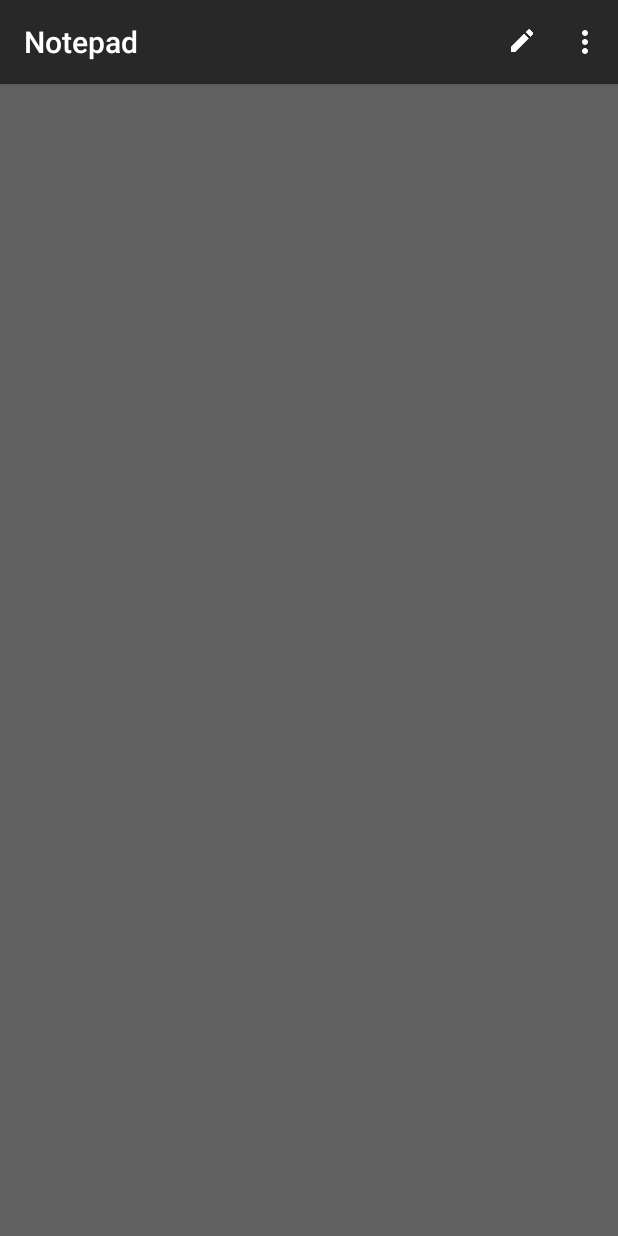
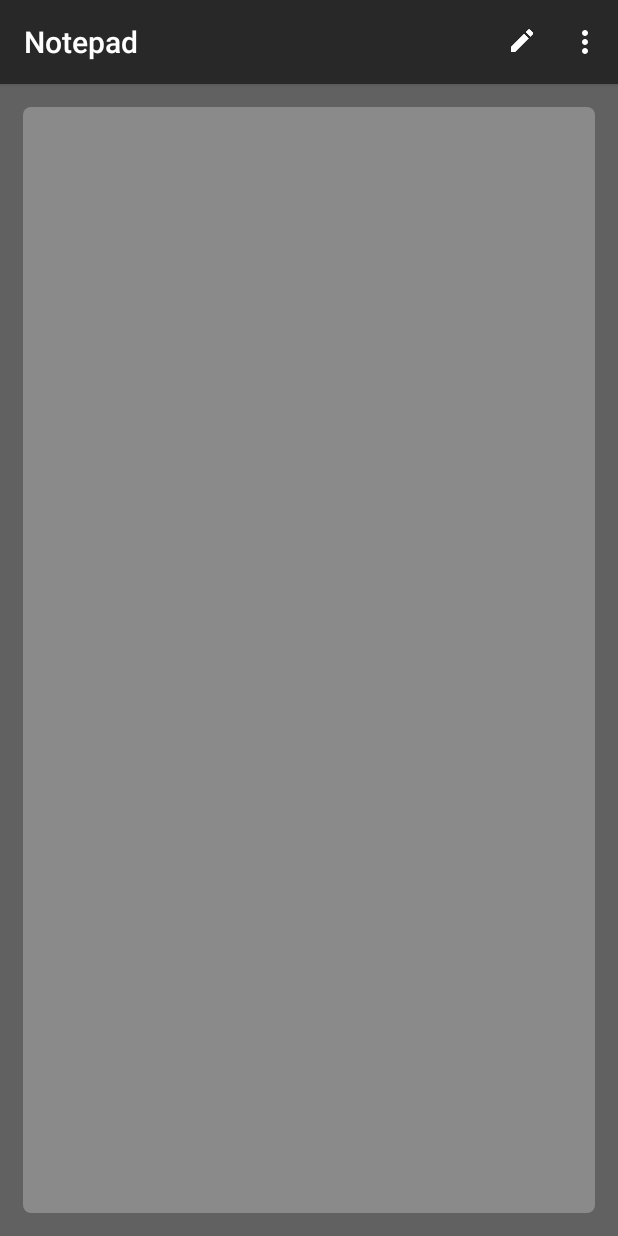
Before and after one commit to Mazurco066/Notepad, an Android app: the screen it shows after launch (MainActivity), on a phone screen of 412 x 824 dp. Run offline under Robolectric (Android 15) with nearby library versions, the phone set to English and light mode, and no system bars.

```diff
--- a/app/src/main/AndroidManifest.xml
+++ b/app/src/main/AndroidManifest.xml
@@ -16,6 +16,7 @@
                 <category android:name="android.intent.category.LAUNCHER" />
             </intent-filter>
         </activity>
+        <activity android:name=".activity.NoteActivity"></activity>
     </application>
 
 </manifest>
--- a/app/src/main/java/com/mazurco066/notepad/activity/MainActivity.java
+++ b/app/src/main/java/com/mazurco066/notepad/activity/MainActivity.java
@@ -9,12 +9,16 @@ import android.view.MenuItem;
 import android.widget.ListView;
 
 import com.mazurco066.notepad.R;
+import com.mazurco066.notepad.dao.NoteDAO;
 
 public class MainActivity extends AppCompatActivity {
 
     //Definindo os Componentes
     private Toolbar toolbar;
     private ListView listView;
+
+    //Definindo Atributos
+    private NoteDAO dao;
 
     @Override
     protected void onCreate(Bundle savedInstanceState) {
@@ -26,6 +30,9 @@ public class MainActivity extends AppCompatActivity {
         //Instanciando os Componentes
         toolbar = findViewById(R.id.mainToolbar);
         listView = findViewById(R.id.noteListView);
+
+        //Instanciando Atributos
+        NoteDAO dao = new NoteDAO(getApplicationContext());
 
         //Definindo Toolbar a ser usada na activity
         this.setSupportActionBar(toolbar);
@@ -52,6 +59,7 @@ public class MainActivity extends AppCompatActivity {
 
             //Criar nova nota
             case R.id.action_write:
+                writeNote();
                 break;
 
             //Sair do App
@@ -66,4 +74,9 @@ public class MainActivity extends AppCompatActivity {
 
     }
 
+    //Método que será responsávelpore xecutar as ações de recuperar dados de uma nota
+    private void writeNote() {
+
+    }
+
 }
--- a/app/src/main/java/com/mazurco066/notepad/dao/NoteDAO.java
+++ b/app/src/main/java/com/mazurco066/notepad/dao/NoteDAO.java
@@ -1,11 +1,55 @@
 package com.mazurco066.notepad.dao;
+
+import android.content.ContentValues;
+import android.content.Context;
+import android.database.sqlite.SQLiteDatabase;
+
+import com.mazurco066.notepad.model.Note;
+import com.mazurco066.notepad.util.DatabaseCreator;
 
 public class NoteDAO {
 
     //Atributos
+    private SQLiteDatabase db;
+    private DatabaseCreator database;
 
     //Construtor Padrão
+    public NoteDAO(Context context) {
+
+        database = new DatabaseCreator(context);
+    }
 
     //Métodos de CRUD
+    public boolean insertNote(Note note) {
+
+        try {
+
+            //Definindo Valores a ser Inseridos
+            ContentValues values;
+            long result;
+
+            //Setando dados no objeto com dados prontos para inserção
+            db = database.getWritableDatabase();
+            values = new ContentValues();
+            values.put(DatabaseCreator.FIELD_DATE, note.getDate().toString());
+            values.put(DatabaseCreator.FIELD_TITLE, note.getTitle());
+            values.put(DatabaseCreator.FIELD_CONTENT, note.getContent());
+
+            //Inserindo os dados
+            result = db.insert(DatabaseCreator.DEFAULT_TABLE, null, values);
+            db.close();
+
+            //Retornando Sucesso ou Fracasso!
+            if (result == -1) return false;
+            return true;
+        }
+        catch (Exception e) {
+
+            //Registrando erro ocorrido
+            e.printStackTrace();
+            return false;
+        }
+
+    }
 
 }
--- a/app/src/main/java/com/mazurco066/notepad/util/DatabaseCreator.java
+++ b/app/src/main/java/com/mazurco066/notepad/util/DatabaseCreator.java
@@ -8,11 +8,11 @@ public class DatabaseCreator extends SQLiteOpenHelper {
 
     //Atributos
     private final static String DATABASE = "notepad.dp";
-    private final static String DEFAULT_TABLE = "notes";
-    private final static String FIELD_ID = "_id";
-    private final static String FIELD_DATE = "_date";
-    private final static String FIELD_TITLE = "_title";
-    private final static String FIELD_CONTENT = "_content";
+    public final static String DEFAULT_TABLE = "notes";
+    public final static String FIELD_ID = "_id";
+    public final static String FIELD_DATE = "_date";
+    public final static String FIELD_TITLE = "_title";
+    public final static String FIELD_CONTENT = "_content";
     private final static int VERSION = 1;
 
     //construtor padrão
@@ -23,6 +23,8 @@ public class DatabaseCreator extends SQLiteOpenHelper {
     //Métodos de implementação requerida
     @Override
     public void onCreate(SQLiteDatabase sqLiteDatabase) {
+
+        try {
 
             //Criando String de  Criação do Banco
             StringBuilder sql = new StringBuilder();
@@ -39,12 +41,31 @@ public class DatabaseCreator extends SQLiteOpenHelper {
             sqLiteDatabase.execSQL(sqlCommand);
 
         }
+        catch (Exception e) {
+
+            //Registrando Erro Capturado
+            e.printStackTrace();
+        }
+
+    }
 
     @Override
     public void onUpgrade(SQLiteDatabase sqLiteDatabase, int i, int i1) {
 
+        try {
+
+            //Removendo tabela pois versão do app mudou
             sqLiteDatabase.execSQL("DROP TABLE IF EXISTS " + DEFAULT_TABLE);
             onCreate(sqLiteDatabase);
+
+        }
+        catch (Exception e) {
+
+            //Regitrando erro encontrado
+            e.printStackTrace();
+        }
+
+
     }
 
 }
--- /dev/null
+++ b/app/src/main/res/drawable/list_background.xml
@@ -0,0 +1,9 @@
+<?xml version="1.0" encoding="utf-8"?>
+<shape
+    xmlns:android="http://schemas.android.com/apk/res/android"
+    android:shape="rectangle">
+
+    <corners android:radius="5dp"/>
+    <solid android:color="@color/noteBackground"/>
+
+</shape>
--- a/app/src/main/res/layout/activity_main.xml
+++ b/app/src/main/res/layout/activity_main.xml
@@ -1,5 +1,6 @@
 <?xml version="1.0" encoding="utf-8"?>
-<RelativeLayout xmlns:android="http://schemas.android.com/apk/res/android"
+<RelativeLayout
+    xmlns:android="http://schemas.android.com/apk/res/android"
     xmlns:app="http://schemas.android.com/apk/res-auto"
     xmlns:tools="http://schemas.android.com/tools"
     android:id="@+id/relLayout"
@@ -14,14 +15,15 @@
 
     <ListView
         android:id="@+id/noteListView"
+        android:background="@drawable/list_background"
         android:layout_width="match_parent"
         android:layout_height="match_parent"
         android:layout_below="@id/mainToolbar"
-        android:layout_marginBottom="10dp"
-        android:layout_marginEnd="10dp"
-        android:layout_marginLeft="10dp"
-        android:layout_marginRight="10dp"
-        android:layout_marginStart="10dp"
-        android:layout_marginTop="10dp" />
+        android:layout_marginBottom="@dimen/listMargin"
+        android:layout_marginEnd="@dimen/listMargin"
+        android:layout_marginLeft="@dimen/listMargin"
+        android:layout_marginRight="@dimen/listMargin"
+        android:layout_marginStart="@dimen/listMargin"
+        android:layout_marginTop="@dimen/listMargin" />
 
 </RelativeLayout>
--- a/app/src/main/res/values/colors.xml
+++ b/app/src/main/res/values/colors.xml
@@ -6,5 +6,7 @@
     <color name="colorAccent">#263238</color>
 
     <color name="appBackground">#616161</color>
+    <color name="noteBackground">#70BDBDBD</color>
+    <color name="noteBackgroundPure">#BDBDBD</color>
 
 </resources>
--- /dev/null
+++ b/app/src/main/res/values/dimens.xml
@@ -0,0 +1,6 @@
+<?xml version="1.0" encoding="utf-8"?>
+<resources>
+
+    <dimen name="listMargin">15dp</dimen>
+
+</resources>
```
Also changed, not shown: app/src/main/java/com/mazurco066/notepad/activity/NoteActivity.java (added, +15 -0 lines), app/src/main/res/layout/activity_note.xml (added, +9 -0 lines). Lines whose indentation alone changed are shown as unchanged.
